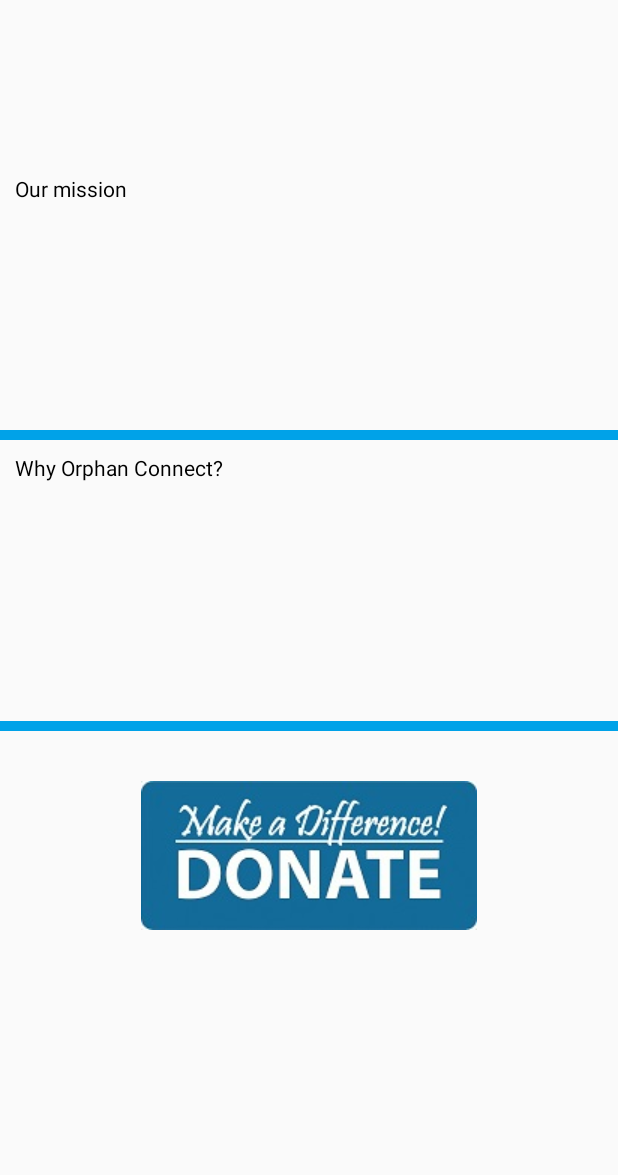
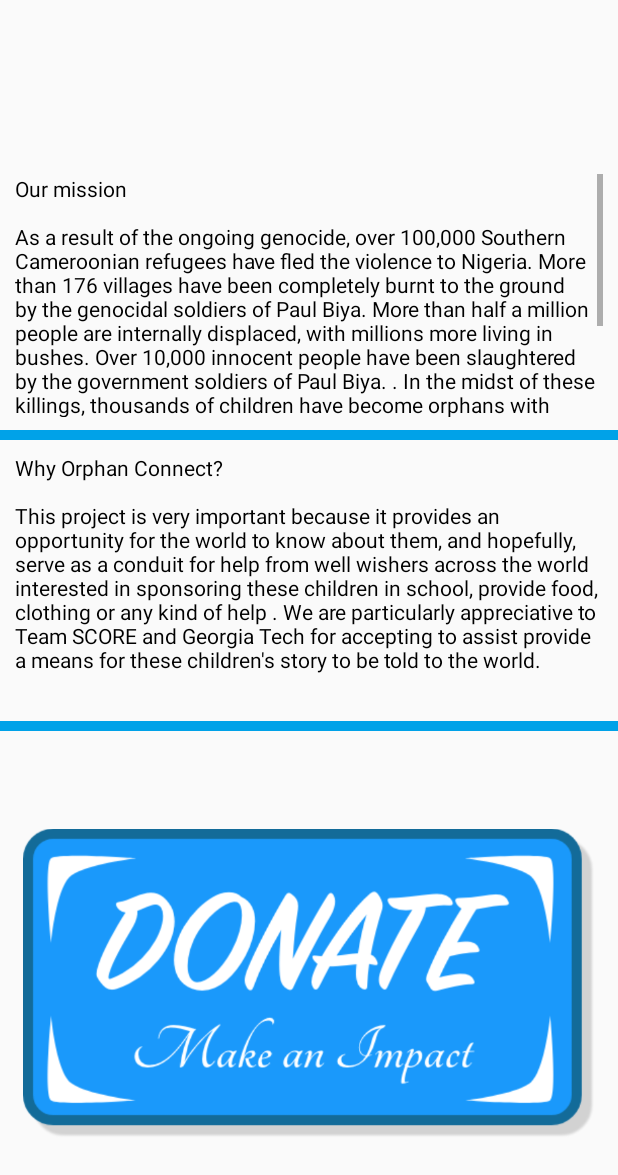
Before and after one commit to Orphan-Connect-SCORE-Team/Orphan-Connect, an Android app: the layout content_main.xml on its own in the app's theme, with its tools: preview values and no code run, on a phone screen of 412 x 824 dp. Shown: the top 1175 px of the screen. Run offline under Robolectric (Android 15) with nearby library versions, the light colour scheme and no system bars.

Commit message:
Updated the main page with new button and additional text and making progress on recyclerview

```diff
--- a/app/src/main/res/layout/content_main.xml
+++ b/app/src/main/res/layout/content_main.xml
@@ -17,6 +17,7 @@
         android:layout_marginLeft="10dp"
         android:layout_marginRight="10dp"
         android:layout_marginBottom="500dp"
+        android:scrollbars="vertical"
         android:text="@string/mission"
         app:layout_constraintBottom_toBottomOf="parent"
         app:layout_constraintLeft_toLeftOf="parent"
@@ -29,6 +30,7 @@
         android:layout_height="8dp"
         android:layout_marginTop="8dp"
         android:layout_marginBottom="8dp"
+        android:contentDescription="@null"
         app:layout_constraintBottom_toBottomOf="parent"
         app:layout_constraintHorizontal_bias="0.0"
         app:layout_constraintLeft_toLeftOf="parent"
@@ -57,6 +59,7 @@
         android:layout_height="8dp"
         android:layout_marginTop="8dp"
         android:layout_marginBottom="8dp"
+        android:contentDescription="@null"
         app:layout_constraintBottom_toBottomOf="parent"
         app:layout_constraintHorizontal_bias="0.0"
         app:layout_constraintLeft_toLeftOf="parent"
@@ -65,13 +68,20 @@
         app:layout_constraintVertical_bias="0.0"
         app:srcCompat="@mipmap/line" />
 
-    <ImageButton
-        android:id="@+id/make_donation"
-        android:layout_width="225dp"
-        android:layout_height="104dp"
-        android:layout_marginTop="30dp"
-        app:layout_constraintLeft_toLeftOf="parent"
-        app:layout_constraintRight_toRightOf="parent"
+    <ImageView
+        android:id="@+id/imageView2"
+        android:layout_width="381dp"
+        android:layout_height="230dp"
+        android:layout_marginBottom="16dp"
+        android:layout_marginEnd="15dp"
+        android:layout_marginLeft="15dp"
+        android:layout_marginRight="15dp"
+        android:layout_marginStart="15dp"
+        android:layout_marginTop="15dp"
+        android:contentDescription="@string/donate_button"
+        app:layout_constraintBottom_toBottomOf="parent"
+        app:layout_constraintEnd_toEndOf="parent"
+        app:layout_constraintStart_toStartOf="parent"
         app:layout_constraintTop_toBottomOf="@+id/line2"
         app:srcCompat="@mipmap/donate" />
 
--- a/app/src/main/res/values/strings.xml
+++ b/app/src/main/res/values/strings.xml
@@ -6,8 +6,10 @@
     <string name="nav_header_subtitle">test@test.com</string>
     <string name="nav_header_desc">Navigation header</string>
     <string name="action_settings">Settings</string>
-    <string name="mission">Our mission\n</string>
-    <string name="whyOrphanConnect">Why Orphan Connect?\n</string>
+    <string name="donate_button">Donate Button</string>
+    <string name="mission">Our mission\n\nAs a result of the ongoing genocide, over 100,000 Southern Cameroonian refugees have fled the violence to Nigeria. More than 176 villages have been completely burnt to the ground by the genocidal soldiers of Paul Biya. More than half a million people are internally displaced, with millions more living in bushes. Over 10,000 innocent people have been slaughtered by the government soldiers of Paul Biya. .
+        In the midst of these killings, thousands of children have become orphans with no parents to take care of them. Some are in the custody of distant relatives, some in orphanages in Southern Cameroons, and others in refugee camps in Nigeria. As Southern Cameroonians in the diaspora, we are looking for ways to bring help to these vulnerable children. The first step to help them is to raise awareness of their plight to the world.</string>
+    <string name="whyOrphanConnect">Why Orphan Connect?\n\nThis project is very important because it provides an opportunity for the world to know about them, and hopefully, serve as a conduit for help from well wishers across the world interested in sponsoring these children in school, provide food, clothing or any kind of help . We are particularly appreciative to Team SCORE and Georgia Tech for accepting to assist provide a means for these children\'s story to be told to the world.</string>
     <string name="title_activity_button_nav">Button_nav</string>
     <string name="title_home">Home</string>
     <string name="title_dashboard">Dashboard</string>
```
Also changed, not shown: app/src/main/java/edu/gatech/score/orphanconnect/database/OrphanViewModel.kt (added, +22 -0 lines), app/src/main/res/layout/recyclerview_item.xml (added, +12 -0 lines), app/src/main/res/values/styles.xml (+9 -0 lines), app/src/main/res/mipmap-mdpi/donate.png.
